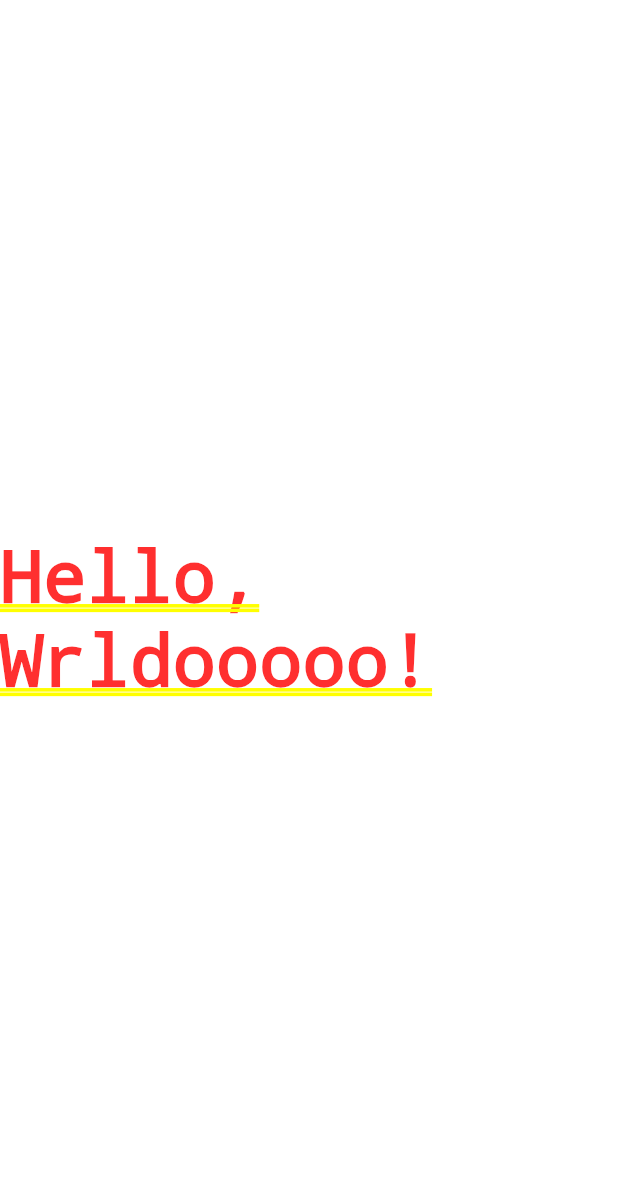
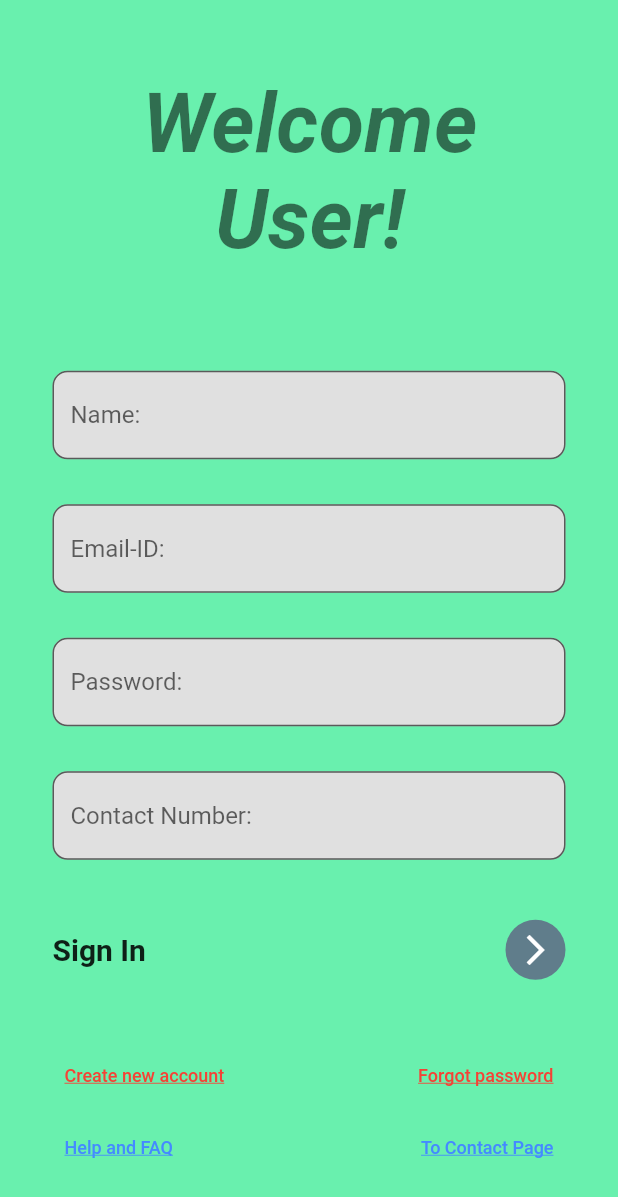
Before and after one commit to DarshitSarda/Unicode-tasks, a Flutter app: the screen it shows after launch, on a phone screen of 412 x 824 dp. Shown: the top 1197 px of the screen. Run offline on Flutter 3.47's test engine with Material 2 defaults, Android fonts, the phone set to English and light mode, and no system bars.

Commit message:
First commit

```diff
--- /dev/null
+++ b/lib/login.dart
@@ -0,0 +1,151 @@
+import 'package:flutter/material.dart';
+
+class MyLogin extends StatefulWidget {
+  const MyLogin({Key? key}) : super(key: key);
+
+  @override
+  State<MyLogin> createState() => _MyLoginState();
+}
+
+class _MyLoginState extends State<MyLogin> {
+  @override
+  Widget build(BuildContext context) {
+    return Scaffold(
+      backgroundColor: Colors.greenAccent,
+      body: Stack(
+        children: [
+          Container(
+            padding: EdgeInsets.only(left: MediaQuery.of(context).size.width*0.23, top: 50),
+            child: Text('Welcome\nUser!', textAlign:TextAlign.center, style: TextStyle(
+              color: Colors.black54, fontSize: 55, fontStyle: FontStyle.italic, fontWeight: FontWeight.bold),
+            ),
+          ),
+
+          SingleChildScrollView(
+            child: Container(
+              padding: EdgeInsets.only(top: MediaQuery.of(context).size.height*0.3, right: 35, left: 35),
+              child: Column(
+                children: [
+                  TextField(
+                    decoration: InputDecoration(
+                      fillColor: Colors.grey.shade300,
+                      filled: true,
+                      hintText: 'Name:',
+                      border: OutlineInputBorder(
+                        borderRadius: BorderRadius.circular(10)
+                      )
+                    ),
+                  ),
+                  SizedBox(
+                    height: 30,
+                  ),
+                  TextField(
+                    decoration: InputDecoration(
+                        fillColor: Colors.grey.shade300,
+                        filled: true,
+                        hintText: 'Email-ID:',
+                        border: OutlineInputBorder(
+                            borderRadius: BorderRadius.circular(10)
+                        )
+                    ),
+                  ),
+                  SizedBox(
+                    height: 30,
+                  ),
+
+                  TextField(
+                    obscureText: true,
+                    decoration: InputDecoration(
+                        fillColor: Colors.grey.shade300,
+                        filled: true,
+                        hintText: 'Password:',
+                        border: OutlineInputBorder(
+                            borderRadius: BorderRadius.circular(10)
+                        )
+                    ),
+                  ),
+                  SizedBox(
+                    height: 30,
+                  ),
+
+                  TextField(
+                    decoration: InputDecoration(
+                        fillColor: Colors.grey.shade300,
+                        filled: true,
+                        hintText: 'Contact Number:',
+                        border: OutlineInputBorder(
+                            borderRadius: BorderRadius.circular(10)
+                        )
+                    ),
+                  ),
+                  SizedBox(
+                    height: 40,
+                  ),
+
+                  Row(
+                    mainAxisAlignment: MainAxisAlignment.spaceBetween,
+                    children: [
+                      Text('Sign In', style: TextStyle(fontSize: 20, fontWeight: FontWeight.bold),
+                      ),
+                      CircleAvatar(
+                        radius: 20,
+                          backgroundColor: Colors.blueGrey,
+                        child: IconButton(
+                          color: Colors.white,
+                          onPressed: () {},
+                          icon: Icon(Icons.arrow_forward_ios),
+                        ),
+                      )
+                    ],
+                  ),
+                  SizedBox(
+                    height: 40,
+                  ),
+                  Row(
+                    mainAxisAlignment: MainAxisAlignment.spaceBetween,
+                    children: [
+                      TextButton(onPressed: () {
+                        Navigator.pushNamed(context, 'register');
+                      }, child: Text('Create new account',textAlign: TextAlign.center, style: TextStyle(
+                        decoration: TextDecoration.underline,
+                        fontSize: 12,
+                        color: Colors.red,
+                      ),)),
+                      TextButton(onPressed: () {}, child: Text('Forgot password',textAlign: TextAlign.center, style: TextStyle(
+                        decoration: TextDecoration.underline,
+                        fontSize: 12,
+                        color: Colors.red,
+                      ),))
+
+                    ],
+                  ),
+                  Row(
+                    mainAxisAlignment: MainAxisAlignment.spaceBetween,
+                    children: [
+                      TextButton(onPressed: () {}, child: Text('Help and FAQ',textAlign: TextAlign.center, style: TextStyle(
+                        decoration: TextDecoration.underline,
+                        fontSize: 12,
+                        color: Colors.blueAccent,
+                      ),)),
+                      TextButton(onPressed: () {
+                        Navigator.pushNamed(context, 'contacts');
+                      }, child: Text('To Contact Page',textAlign: TextAlign.center, style: TextStyle(
+                        decoration: TextDecoration.underline,
+                        fontSize: 12,
+                        color: Colors.blueAccent,
+                      ),))
+
+                    ],
+                  )
+
+
+
+                ],
+              ),
+            ),
+          )
+        ],
+      ),
+    );
+  }
+}
--- a/pubspec.yaml
+++ b/pubspec.yaml
@@ -36,8 +36,13 @@ dependencies:
   # The following adds the Cupertino Icons font to your application.
   # Use with the CupertinoIcons class for iOS style icons.
   cupertino_icons: ^1.0.2
+  shared_preferences: ^2.0.15
+
+
 
 dev_dependencies:
+  flutter_contacts:
+  url_launcher:
   flutter_test:
     sdk: flutter
 
```
Also changed, not shown: lib/contacts.dart (added, +34 -0 lines), lib/currentWeather.dart (added, +18 -0 lines), lib/main.dart (+11 -5 lines), lib/models/weather.dart (added, +10 -0 lines), lib/register.dart (added, +131 -0 lines), pubspec.lock, 2 other files.
